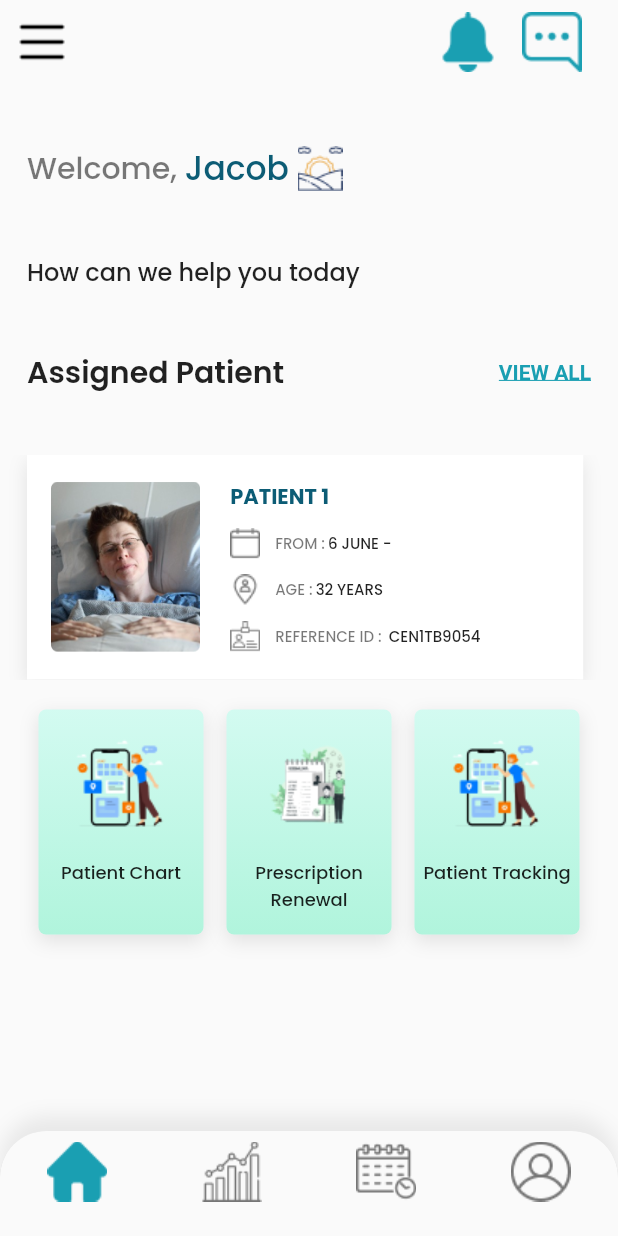
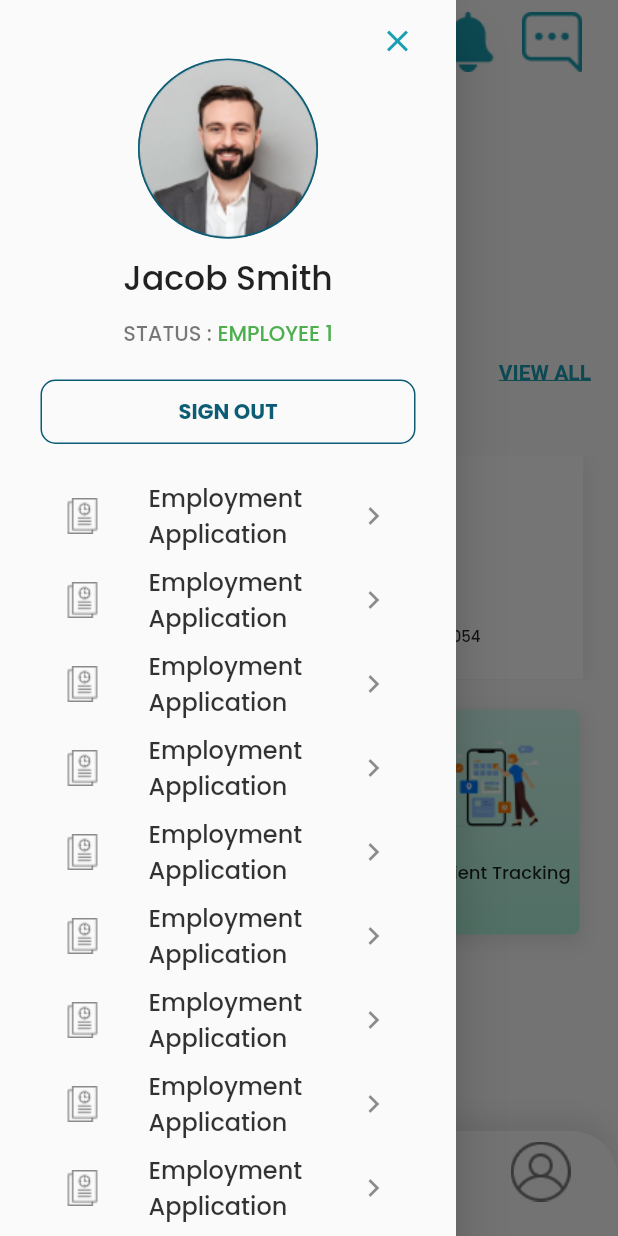
Before and after one commit to abhishtshankar/ISSA_Employee_Panel, a Flutter app: the AppBottomNavBar screen opened directly, with the side drawer open (before the commit the screen has no drawer), on a phone screen of 412 x 824 dp. Run offline on Flutter 3.47's test engine with Material 2 defaults, Android fonts, the light colour scheme and no system bars.

Commit message:
SUMMARY:    1. Started working with Side bar

```diff
--- a/lib/src/common/widget/app_buttons.dart
+++ b/lib/src/common/widget/app_buttons.dart
@@ -24,7 +24,7 @@ class AppButtons {
   }
 
   static GestureDetector secondaryButton(
-      {required String text, required VoidCallback onPressed}) {
+      {required String text, required VoidCallback onPressed, double? buttonRadius, Color? borderColor, Color? textColor,}) {
     return GestureDetector(
       onTap: onPressed,
       child: Container(
@@ -35,18 +35,18 @@ class AppButtons {
         height: 43,
         width: double.maxFinite,
         decoration: BoxDecoration(
-            borderRadius: BorderRadius.circular(5),
+            borderRadius: BorderRadius.circular(buttonRadius??5),
             border: Border.all(
-              color: AppColors.kPrimaryColor,
+              color: borderColor?? AppColors.kPrimaryColor,
             )),
         child: Center(
           child: Text(
             text,
-            style: const TextStyle(
+            style: TextStyle(
               fontFamily: 'Poppins',
               fontSize: 14,
               fontWeight: FontWeight.w700,
-              color: AppColors.kPrimaryColor,
+              color: textColor?? AppColors.kPrimaryColor,
             ),
           ),
         ),
--- a/lib/src/views/bottom_navigations/bottom_nav_bar.dart
+++ b/lib/src/views/bottom_navigations/bottom_nav_bar.dart
@@ -4,6 +4,7 @@ import 'package:issa_employee_panel/src/views/bottom_navigations/assigned_patien
 import 'package:issa_employee_panel/src/views/bottom_navigations/employment_information.dart';
 import 'package:issa_employee_panel/src/views/bottom_navigations/home.dart';
 import 'package:issa_employee_panel/src/views/bottom_navigations/profile.dart';
+import 'package:issa_employee_panel/src/views/drawer/app_drawer.dart';
 
 class AppBottomNavBar extends StatefulWidget {
   const AppBottomNavBar({super.key});
@@ -13,6 +14,8 @@ class AppBottomNavBar extends StatefulWidget {
 }
 
 class _AppBottomNavBarState extends State<AppBottomNavBar> {
+  // GlobalKey<ScaffoldState> scaffoldKey = GlobalKey<ScaffoldState>();
+
   final List<Widget> _body = [
     const Home(),
     EmploymentInfo(),
@@ -24,6 +27,7 @@ class _AppBottomNavBarState extends State<AppBottomNavBar> {
   @override
   Widget build(BuildContext context) {
     return Scaffold(
+      drawer: const AppDrawer(),
       body: _body[_selectedIndex],
       bottomNavigationBar: Container(
         decoration: BoxDecoration(
@@ -64,13 +68,15 @@ class _AppBottomNavBarState extends State<AppBottomNavBar> {
               BottomNavigationBarItem(
                 icon: (_selectedIndex == 1)
                     ? Image.asset('assets/icons/employment_info_selected.png')
-                    : Image.asset('assets/icons/employment_info_unselected.png'),
+                    : Image.asset(
+                        'assets/icons/employment_info_unselected.png'),
                 label: '',
               ),
               BottomNavigationBarItem(
                 icon: (_selectedIndex == 2)
                     ? Image.asset('assets/icons/assigned_patient_selected.png')
-                    : Image.asset('assets/icons/assigned_patient_unselected.png'),
+                    : Image.asset(
+                        'assets/icons/assigned_patient_unselected.png'),
                 label: '',
               ),
               BottomNavigationBarItem(
--- a/lib/src/views/bottom_navigations/home.dart
+++ b/lib/src/views/bottom_navigations/home.dart
@@ -15,12 +15,16 @@ class _HomeState extends State<Home> {
   @override
   Widget build(BuildContext context) {
     final size = MediaQuery.of(context).size;
+    return Builder(builder: (context) {
       return SingleChildScrollView(
         child: Column(
           crossAxisAlignment: CrossAxisAlignment.start,
           children: <Widget>[
             AppBar(
               leading: GestureDetector(
+                onTap: () {
+                  Scaffold.of(context).openDrawer();
+                },
                 child: Image.asset('assets/icons/menu.png'),
               ),
               actions: <Widget>[
@@ -147,6 +151,7 @@ class _HomeState extends State<Home> {
           ],
         ),
       );
+    });
   }
 
   List<Map<String, String>> cardElements = [
@@ -163,6 +168,4 @@ class _HomeState extends State<Home> {
       'title': 'Patient Tracking',
     },
   ];
-
-
 }
--- /dev/null
+++ b/lib/src/views/drawer/app_drawer.dart
@@ -0,0 +1,115 @@
+import 'package:flutter/material.dart';
+import 'package:issa_employee_panel/src/common/widget/app_buttons.dart';
+import 'package:issa_employee_panel/src/common/widget/app_colors.dart';
+import 'package:issa_employee_panel/src/common/widget/app_widgets.dart';
+
+class AppDrawer extends StatefulWidget {
+  const AppDrawer({super.key});
+
+  @override
+  State<AppDrawer> createState() => _AppDrawerState();
+}
+
+class _AppDrawerState extends State<AppDrawer> {
+  @override
+  Widget build(BuildContext context) {
+    return Drawer(
+      child: SafeArea(
+        child: SingleChildScrollView(
+          child: Padding(
+            padding: const EdgeInsets.symmetric(horizontal: 27.0, vertical: 15),
+            child: Column(
+              crossAxisAlignment: CrossAxisAlignment.center,
+              children: <Widget>[
+                Align(
+                  alignment: Alignment.centerRight,
+                  child: GestureDetector(
+                    onTap: () => Navigator.pop(context),
+                    child: const Icon(Icons.close),
+                  ),
+                ),
+                Container(
+                  height: 120,
+                  width: 120,
+                  decoration: BoxDecoration(
+                    shape: BoxShape.circle,
+                    border: Border.all(
+                      color: AppColors.kTextColor1,
+                    ),
+                    image: const DecorationImage(
+                      image: AssetImage(
+                        'assets/images/profile.png',
+                      ),
+                    ),
+                  ),
+                ),
+                buildVSpacer(10),
+                const Text(
+                  'Jacob Smith',
+                  style: TextStyle(
+                    fontSize: 22,
+                    fontWeight: FontWeight.w500,
+                    fontFamily: 'Poppins',
+                  ),
+                ),
+                buildVSpacer(10),
+                RichText(
+                  text: TextSpan(
+                    children: [
+                      TextSpan(
+                        text: 'STATUS : ',
+                        style: TextStyle(
+                          fontSize: 14,
+                          fontWeight: FontWeight.w500,
+                          fontFamily: 'Poppins',
+                          color: AppColors.kItemText1,
+                        ),
+                      ),
+                      const TextSpan(
+                        text: 'EMPLOYEE 1',
+                        style: TextStyle(
+                          fontSize: 14,
+                          fontWeight: FontWeight.w500,
+                          fontFamily: 'Poppins',
+                          color: Color(0xFF4DAF4E),
+                        ),
+                      ),
+                    ],
+                  ),
+                ),
+                buildVSpacer(20),
+                AppButtons.secondaryButton(
+                  text: 'SIGN OUT',
+                  onPressed: () {},
+                  buttonRadius: 10,
+                  borderColor: AppColors.kTextColor1,
+                  textColor: AppColors.kTextColor1,
+                ),
+                buildVSpacer(20),
+                for(int i=0; i<12; i++)
+                ListTile(
+                  leading: Image.asset(
+                    'assets/icons/employment_application.png',
+                  ),
+
+                  title: const Text(
+                    'Employment Application ',
+                  ),
+                  titleTextStyle: TextStyle(
+                      fontSize: 16,
+                      fontWeight: FontWeight.w500,
+                      fontFamily: 'Poppins',
+                      color: Colors.black.withOpacity(0.8)
+                    ),
+                  trailing: const Icon(
+                    Icons.keyboard_arrow_right,
+                  ),
+                ),
+              ],
+            ),
+          ),
+        ),
+      ),
+    );
+  }
+}
```
Also changed, not shown: assets/icons/employment_application.png (added), 1 other file. Lines whose indentation alone changed are shown as unchanged.
